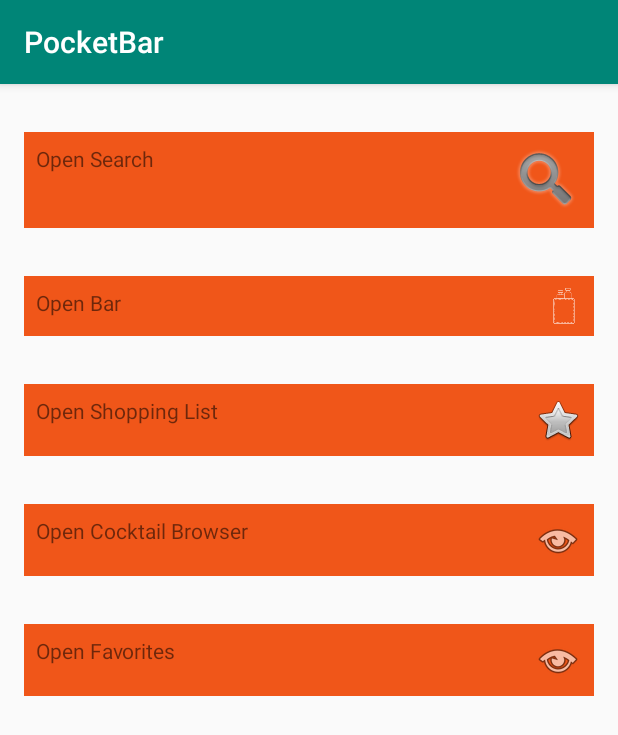
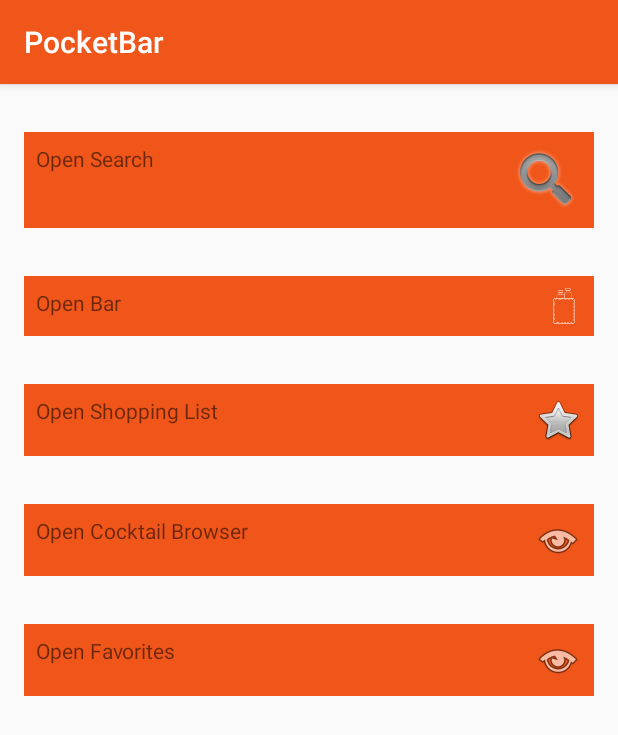
Before and after one commit to lobstertron/PocketBar, an Android app: the screen it shows after launch (MainActivity), on a phone screen of 412 x 824 dp. Shown: the top 735 px of the screen. Run offline under Robolectric (Android 15) with nearby library versions, the phone set to English and light mode, and no system bars.

```diff
--- a/app/src/main/java/com/core/database/PocketBarDao.java
+++ b/app/src/main/java/com/core/database/PocketBarDao.java
@@ -81,6 +81,9 @@ public interface PocketBarDao {
     @Query("SELECT * from bar_ingredient where bar_name = 'main_bar' ORDER BY ingredient ASC")
     List<BarIngredient> getMyBarIngredients();
 
+    @Query("SELECT ingredient from bar_ingredient where bar_name = 'main_bar'")
+    List<String> getStringMyBarIngredients();
+
     @Query("SELECT * from cocktail ORDER BY name ASC")
     List<Cocktail> getAllCocktails();
 
--- a/app/src/main/java/com/core/database/PocketBarRepository.java
+++ b/app/src/main/java/com/core/database/PocketBarRepository.java
@@ -81,6 +81,7 @@ public class PocketBarRepository {
     public List<BarIngredient> getMyBarIngredients() {
         return mPocketBarDao.getMyBarIngredients();
     }
+    public List<String> getStringMyBarIngredients() { return mPocketBarDao.getStringMyBarIngredients();}
 
     public void insertBarIngredient(BarIngredient barIngredient) {
         new PocketBarRepository.insertBarIngredientAsyncTask(mPocketBarDao).execute(barIngredient);
--- a/app/src/main/res/values/colors.xml
+++ b/app/src/main/res/values/colors.xml
@@ -1,7 +1,7 @@
 <?xml version="1.0" encoding="utf-8"?>
 <resources>
-    <color name="colorPrimary">#008577</color>
-    <color name="colorPrimaryDark">#00574B</color>
+    <color name="colorPrimary">#F05619</color>
+    <color name="colorPrimaryDark">#F05619</color>
     <color name="colorAccent">#D81B60</color>
     <color name="colorTextPrimary">@android:color/white</color>
     <color name="pocketbar_orange">#F05619</color>
```
Also changed, not shown: app/src/main/java/com/core/android/pocketbar/RecipeActivity.java (+31 -9 lines).
